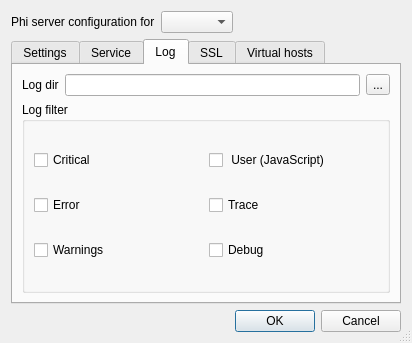
Phisketeer/phisketeer, file src/libsrc/phis/serverconf.ui: the form before one commit.
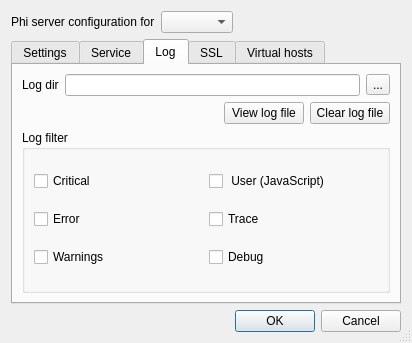
The form after the commit. The open tabs and pages were chosen to show the change. Icons and pictures are not drawn.

What changed in the file:
```diff
--- a/src/libsrc/phis/serverconf.ui
+++ b/src/libsrc/phis/serverconf.ui
@@ -314,14 +314,42 @@
          </item>
         </layout>
        </item>
+       <item>
+        <layout class="QHBoxLayout" name="horizontalLayout_5">
+         <item>
+          <spacer name="horizontalSpacer_7">
+           <property name="orientation">
+            <enum>Qt::Horizontal</enum>
+           </property>
+           <property name="sizeHint" stdset="0">
+            <size>
+             <width>40</width>
+             <height>20</height>
+            </size>
+           </property>
+          </spacer>
+         </item>
+         <item>
+          <widget class="QPushButton" name="_viewLog">
+           <property name="text">
+            <string>View log file</string>
+           </property>
+          </widget>
+         </item>
+         <item>
+          <widget class="QPushButton" name="_clearLog">
+           <property name="text">
+            <string>Clear log file</string>
+           </property>
+          </widget>
+         </item>
+        </layout>
+       </item>
        <item>
         <widget class="QGroupBox" name="groupBox_2">
          <property name="title">
           <string>Log filter</string>
          </property>
-         <property name="flat">
-          <bool>true</bool>
-         </property>
          <layout class="QGridLayout" name="gridLayout">
           <item row="0" column="0">
            <widget class="QCheckBox" name="_logCritical">
```
Left out of the diff: 72 changed lines with no effect on the pictures.
